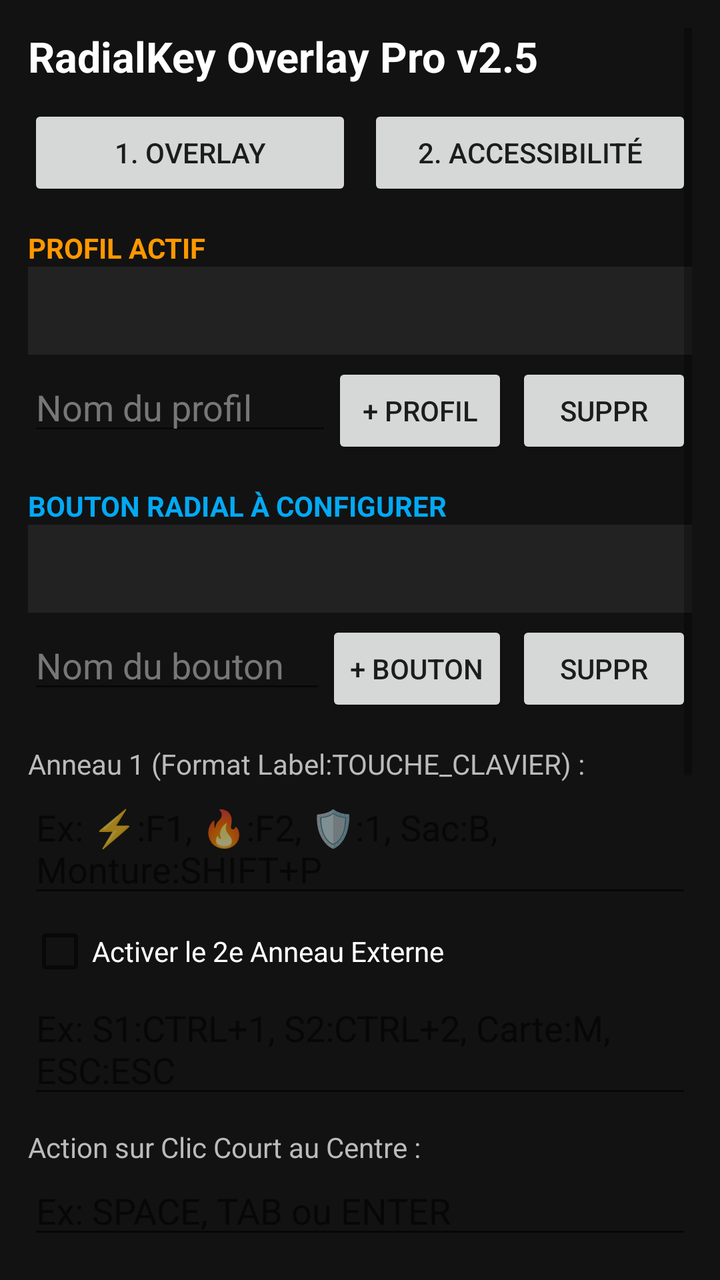
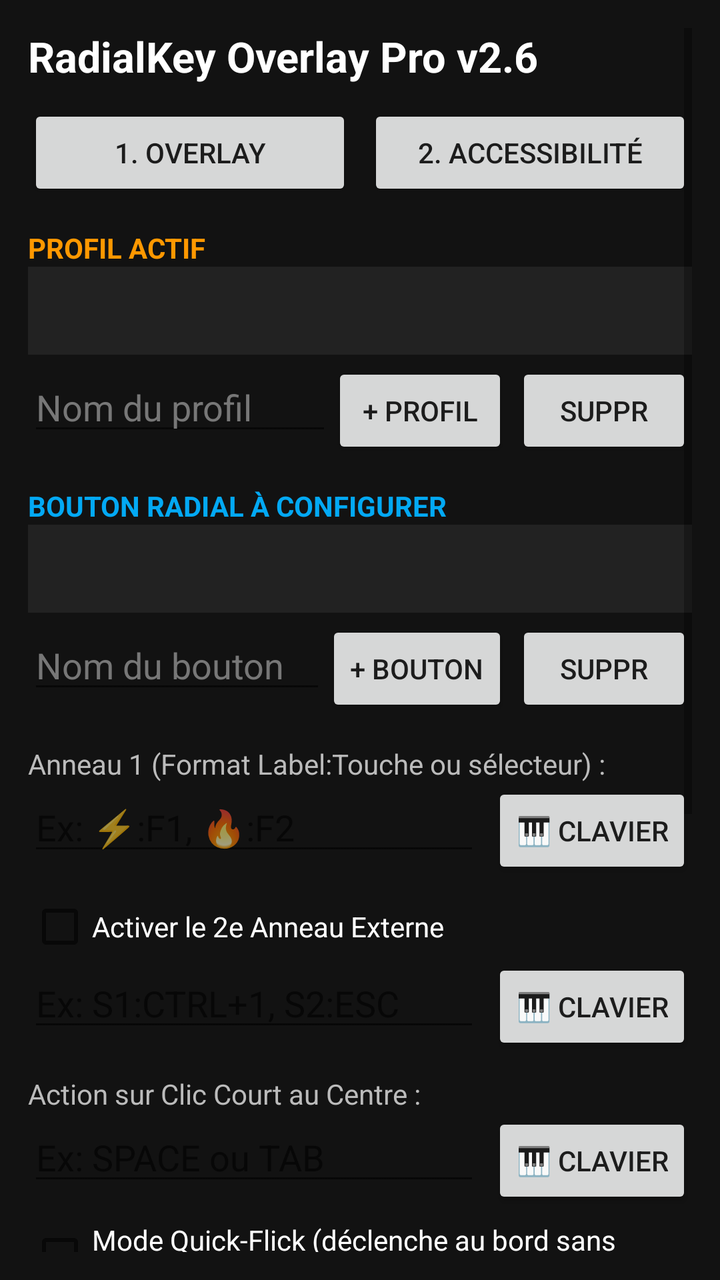

Screens rendered from an Android XML layout before and after an edit, with the pre-edit source and the edit as a unified diff.
<!-- AndroidManifest.xml: application theme Theme.AppCompat.DayNight.DarkActionBar -->
<!-- res/layout/activity_main.xml -->
<?xml version="1.0" encoding="utf-8"?>
<ScrollView xmlns:android="http://schemas.android.com/apk/res/android"
    android:layout_width="match_parent"
    android:layout_height="match_parent"
    android:padding="14dp"
    android:background="#121212">

    <LinearLayout
        android:layout_width="match_parent"
        android:layout_height="wrap_content"
        android:orientation="vertical">

        <TextView
            android:layout_width="match_parent"
            android:layout_height="wrap_content"
            android:text="RadialKey Overlay Pro v2.5"
            android:textColor="#FFFFFF"
            android:textSize="21sp"
            android:textStyle="bold"
            android:layout_marginBottom="10dp"/>

        <LinearLayout
            android:layout_width="match_parent"
            android:layout_height="wrap_content"
            android:orientation="horizontal">
            <Button
                android:id="@+id/btnOverlayPerm"
                android:layout_width="0dp"
                android:layout_height="wrap_content"
                android:layout_weight="1"
                android:text="1. Overlay" />
            <Button
                android:id="@+id/btnAccService"
                android:layout_width="0dp"
                android:layout_height="wrap_content"
                android:layout_weight="1"
                android:layout_marginStart="8dp"
                android:text="2. Accessibilité" />
        </LinearLayout>

        
        <TextView
            android:layout_width="match_parent"
            android:layout_height="wrap_content"
            android:layout_marginTop="14dp"
            android:text="PROFIL ACTIF"
            android:textColor="#FF9800"
            android:textStyle="bold" />

        <Spinner
            android:id="@+id/spinnerProfiles"
            android:layout_width="match_parent"
            android:layout_height="44dp"
            android:background="#222222" />

        <LinearLayout
            android:layout_width="match_parent"
            android:layout_height="wrap_content"
            android:orientation="horizontal"
            android:layout_marginTop="4dp">
            <EditText
                android:id="@+id/editProfileName"
                android:layout_width="0dp"
                android:layout_height="wrap_content"
                android:layout_weight="1"
                android:hint="Nom du profil"
                android:textColor="#FFFFFF"
                android:textColorHint="#777777" />
            <Button
                android:id="@+id/btnAddProfile"
                android:layout_width="wrap_content"
                android:layout_height="wrap_content"
                android:text="+ Profil" />
            <Button
                android:id="@+id/btnDelProfile"
                android:layout_width="wrap_content"
                android:layout_height="wrap_content"
                android:layout_marginStart="4dp"
                android:text="Suppr" />
        </LinearLayout>

        
        <TextView
            android:layout_width="match_parent"
            android:layout_height="wrap_content"
            android:layout_marginTop="14dp"
            android:text="BOUTON RADIAL À CONFIGURER"
            android:textColor="#03A9F4"
            android:textStyle="bold" />

        <Spinner
            android:id="@+id/spinnerButtons"
            android:layout_width="match_parent"
            android:layout_height="44dp"
            android:background="#222222" />

        <LinearLayout
            android:layout_width="match_parent"
            android:layout_height="wrap_content"
            android:orientation="horizontal"
            android:layout_marginTop="4dp">
            <EditText
                android:id="@+id/editButtonName"
                android:layout_width="0dp"
                android:layout_height="wrap_content"
                android:layout_weight="1"
                android:hint="Nom du bouton"
                android:textColor="#FFFFFF"
                android:textColorHint="#777777" />
            <Button
                android:id="@+id/btnAddButton"
                android:layout_width="wrap_content"
                android:layout_height="wrap_content"
                android:text="+ Bouton" />
            <Button
                android:id="@+id/btnDelButton"
                android:layout_width="wrap_content"
                android:layout_height="wrap_content"
                android:layout_marginStart="4dp"
                android:text="Suppr" />
        </LinearLayout>

        
        <TextView
            android:layout_width="match_parent"
            android:layout_height="wrap_content"
            android:layout_marginTop="14dp"
            android:text="Anneau 1 (Format Label:TOUCHE_CLAVIER) :"
            android:textColor="#BBBBBB" />

        <EditText
            android:id="@+id/editInnerKeys"
            android:layout_width="match_parent"
            android:layout_height="wrap_content"
            android:textColor="#FFFFFF"
            android:hint="Ex: ⚡:F1, 🔥:F2, 🛡️:1, Sac:B, Monture:SHIFT+P" />

        <CheckBox
            android:id="@+id/chkOuterRing"
            android:layout_width="match_parent"
            android:layout_height="wrap_content"
            android:layout_marginTop="6dp"
            android:text="Activer le 2e Anneau Externe"
            android:textColor="#FFFFFF" />

        <EditText
            android:id="@+id/editOuterKeys"
            android:layout_width="match_parent"
            android:layout_height="wrap_content"
            android:textColor="#FFFFFF"
            android:hint="Ex: S1:CTRL+1, S2:CTRL+2, Carte:M, ESC:ESC" />

        <TextView
            android:layout_width="match_parent"
            android:layout_height="wrap_content"
            android:layout_marginTop="10dp"
            android:text="Action sur Clic Court au Centre :"
            android:textColor="#BBBBBB" />

        <EditText
            android:id="@+id/editCenterTapKey"
            android:layout_width="match_parent"
            android:layout_height="wrap_content"
            android:textColor="#FFFFFF"
            android:hint="Ex: SPACE, TAB ou ENTER" />

        <TextView
            android:layout_width="match_parent"
            android:layout_height="wrap_content"
            android:layout_marginTop="4dp"
            android:text="Touches clavier reconnues : 0-9, A-Z, F1-F12, SPACE, ESC, TAB, ENTER, BACKSPACE, UP, DOWN, LEFT, RIGHT, SHIFT+..., CTRL+..."
            android:textColor="#777777"
            android:textSize="11sp" />

        <CheckBox
            android:id="@+id/chkQuickFlick"
            android:layout_width="match_parent"
            android:layout_height="wrap_content"
            android:layout_marginTop="6dp"
            android:text="Mode Quick-Flick (déclenche au bord sans relâcher)"
            android:textColor="#FFFFFF" />

        
        <TextView
            android:id="@+id/txtButtonSize"
            android:layout_width="match_parent"
            android:layout_height="wrap_content"
            android:layout_marginTop="10dp"
            android:text="Taille bouton central : 68 dp"
            android:textColor="#BBBBBB" />
        <SeekBar
            android:id="@+id/seekButtonSize"
            android:layout_width="match_parent"
            android:layout_height="wrap_content"
            android:max="140"
            android:progress="68" />

        <TextView
            android:id="@+id/txtInnerRadius"
            android:layout_width="match_parent"
            android:layout_height="wrap_content"
            android:layout_marginTop="8dp"
            android:text="Rayon Anneau 1 : 145 dp"
            android:textColor="#BBBBBB" />
        <SeekBar
            android:id="@+id/seekInnerRadius"
            android:layout_width="match_parent"
            android:layout_height="wrap_content"
            android:max="260"
            android:progress="145" />

        <TextView
            android:id="@+id/txtOuterRadius"
            android:layout_width="match_parent"
            android:layout_height="wrap_content"
            android:layout_marginTop="8dp"
            android:text="Rayon Anneau 2 (Externe) : 225 dp"
            android:textColor="#BBBBBB" />
        <SeekBar
            android:id="@+id/seekOuterRadius"
            android:layout_width="match_parent"
            android:layout_height="wrap_content"
            android:max="360"
            android:progress="225" />

        <TextView
            android:id="@+id/txtOpacity"
            android:layout_width="match_parent"
            android:layout_height="wrap_content"
            android:layout_marginTop="8dp"
            android:text="Opacité : 85%"
            android:textColor="#BBBBBB" />
        <SeekBar
            android:id="@+id/seekOpacity"
            android:layout_width="match_parent"
            android:layout_height="wrap_content"
            android:max="100"
            android:progress="85" />

        <LinearLayout
            android:layout_width="match_parent"
            android:layout_height="wrap_content"
            android:orientation="horizontal"
            android:layout_marginTop="8dp">
            <EditText
                android:id="@+id/editMainColor"
                android:layout_width="0dp"
                android:layout_height="wrap_content"
                android:layout_weight="1"
                android:text="#222222"
                android:textColor="#FFFFFF"
                android:hint="Couleur Fond" />
            <EditText
                android:id="@+id/editAccentColor"
                android:layout_width="0dp"
                android:layout_height="wrap_content"
                android:layout_weight="1"
                android:layout_marginStart="8dp"
                android:text="#FF5722"
                android:textColor="#FFFFFF"
                android:hint="Couleur Accent" />
        </LinearLayout>

        <EditText
            android:id="@+id/editShellCmd"
            android:layout_width="match_parent"
            android:layout_height="wrap_content"
            android:layout_marginTop="8dp"
            android:text="input keyevent %d"
            android:textColor="#FFFFFF"
            android:hint="Commande Shell (%d = KeyCode)" />

        <Button
            android:id="@+id/btnSave"
            android:layout_width="match_parent"
            android:layout_height="54dp"
            android:layout_marginTop="16dp"
            android:text="ENREGISTRER ET APPLIQUER EN DIRECT" />
    </LinearLayout>
</ScrollView>
<!-- resources referenced by this layout -->
<resources>

</resources>

<!-- the commit's change to res/layout/activity_main.xml (unified diff, before → after) -->
@@ -13,7 +13,7 @@
         <TextView
             android:layout_width="match_parent"
             android:layout_height="wrap_content"
-            android:text="RadialKey Overlay Pro v2.5"
+            android:text="RadialKey Overlay Pro v2.6"
             android:textColor="#FFFFFF"
             android:textSize="21sp"
             android:textStyle="bold"
@@ -125,31 +125,57 @@
             android:layout_width="match_parent"
             android:layout_height="wrap_content"
             android:layout_marginTop="14dp"
-            android:text="Anneau 1 (Format Label:TOUCHE_CLAVIER) :"
-            android:textColor="#BBBBBB" />
-
-        <EditText
-            android:id="@+id/editInnerKeys"
-            android:layout_width="match_parent"
-            android:layout_height="wrap_content"
-            android:textColor="#FFFFFF"
-            android:hint="Ex: ⚡:F1, 🔥:F2, 🛡️:1, Sac:B, Monture:SHIFT+P" />
-
+            android:text="Anneau 1 (Format Label:Touche ou sélecteur) :"
+            android:textColor="#BBBBBB" />
+
+        <LinearLayout
+            android:layout_width="match_parent"
+            android:layout_height="wrap_content"
+            android:orientation="horizontal">
+            <EditText
+                android:id="@+id/editInnerKeys"
+                android:layout_width="0dp"
+                android:layout_height="wrap_content"
+                android:layout_weight="1"
+                android:textColor="#FFFFFF"
+                android:hint="Ex: ⚡:F1, 🔥:F2" />
+            <Button
+                android:id="@+id/btnPickInnerKeys"
+                android:layout_width="wrap_content"
+                android:layout_height="wrap_content"
+                android:layout_marginStart="6dp"
+                android:text="🎹 Clavier" />
+        </LinearLayout>
+
+        
         <CheckBox
             android:id="@+id/chkOuterRing"
             android:layout_width="match_parent"
             android:layout_height="wrap_content"
-            android:layout_marginTop="6dp"
+            android:layout_marginTop="8dp"
             android:text="Activer le 2e Anneau Externe"
             android:textColor="#FFFFFF" />
 
-        <EditText
-            android:id="@+id/editOuterKeys"
-            android:layout_width="match_parent"
-            android:layout_height="wrap_content"
-            android:textColor="#FFFFFF"
-            android:hint="Ex: S1:CTRL+1, S2:CTRL+2, Carte:M, ESC:ESC" />
-
+        <LinearLayout
+            android:layout_width="match_parent"
+            android:layout_height="wrap_content"
+            android:orientation="horizontal">
+            <EditText
+                android:id="@+id/editOuterKeys"
+                android:layout_width="0dp"
+                android:layout_height="wrap_content"
+                android:layout_weight="1"
+                android:textColor="#FFFFFF"
+                android:hint="Ex: S1:CTRL+1, S2:ESC" />
+            <Button
+                android:id="@+id/btnPickOuterKeys"
+                android:layout_width="wrap_content"
+                android:layout_height="wrap_content"
+                android:layout_marginStart="6dp"
+                android:text="🎹 Clavier" />
+        </LinearLayout>
+
+        
         <TextView
             android:layout_width="match_parent"
             android:layout_height="wrap_content"
@@ -157,20 +183,24 @@
             android:text="Action sur Clic Court au Centre :"
             android:textColor="#BBBBBB" />
 
-        <EditText
-            android:id="@+id/editCenterTapKey"
-            android:layout_width="match_parent"
-            android:layout_height="wrap_content"
-            android:textColor="#FFFFFF"
-            android:hint="Ex: SPACE, TAB ou ENTER" />
-
-        <TextView
-            android:layout_width="match_parent"
-            android:layout_height="wrap_content"
-            android:layout_marginTop="4dp"
-            android:text="Touches clavier reconnues : 0-9, A-Z, F1-F12, SPACE, ESC, TAB, ENTER, BACKSPACE, UP, DOWN, LEFT, RIGHT, SHIFT+..., CTRL+..."
-            android:textColor="#777777"
-            android:textSize="11sp" />
+        <LinearLayout
+            android:layout_width="match_parent"
+            android:layout_height="wrap_content"
+            android:orientation="horizontal">
+            <EditText
+                android:id="@+id/editCenterTapKey"
+                android:layout_width="0dp"
+                android:layout_height="wrap_content"
+                android:layout_weight="1"
+                android:textColor="#FFFFFF"
+                android:hint="Ex: SPACE ou TAB" />
+            <Button
+                android:id="@+id/btnPickCenterKey"
+                android:layout_width="wrap_content"
+                android:layout_height="wrap_content"
+                android:layout_marginStart="6dp"
+                android:text="🎹 Clavier" />
+        </LinearLayout>
 
         <CheckBox
             android:id="@+id/chkQuickFlick"
